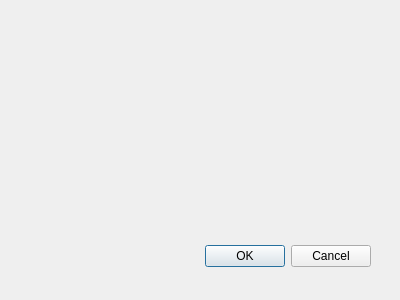
The window that src/config_ui/qt/src/config/ui/variant_edit.ui (eth-from-zero/qzy-environmental-monitoring) describes before a commit, drawn with Qt 5.
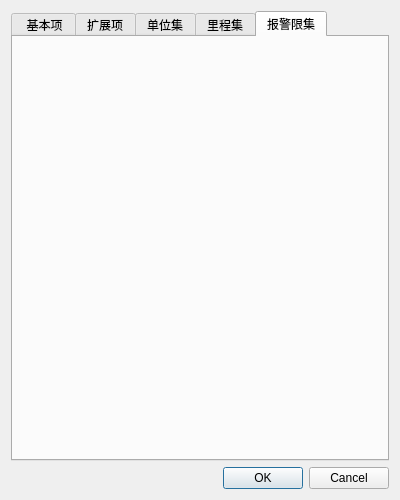
The same window after the commit.

The edit to the form file:
```diff
--- a/src/config_ui/qt/src/config/ui/variant_edit.ui
+++ b/src/config_ui/qt/src/config/ui/variant_edit.ui
@@ -7,21 +7,47 @@
     <x>0</x>
     <y>0</y>
     <width>400</width>
-    <height>300</height>
+    <height>500</height>
    </rect>
   </property>
   <property name="windowTitle">
    <string>Dialog</string>
   </property>
+  <layout class="QVBoxLayout" name="verticalLayout" stretch="6,1">
+   <item>
+    <widget class="QTabWidget" name="tw">
+     <property name="currentIndex">
+      <number>4</number>
+     </property>
+     <widget class="QWidget" name="tab_basic">
+      <attribute name="title">
+       <string> 基本项</string>
+      </attribute>
+     </widget>
+     <widget class="QWidget" name="tab_extend">
+      <attribute name="title">
+       <string>扩展项</string>
+      </attribute>
+     </widget>
+     <widget class="QWidget" name="tab_unit_set">
+      <attribute name="title">
+       <string>单位集</string>
+      </attribute>
+     </widget>
+     <widget class="QWidget" name="tab_miles_set">
+      <attribute name="title">
+       <string>里程集</string>
+      </attribute>
+     </widget>
+     <widget class="QWidget" name="tab_alarm_limits_set">
+      <attribute name="title">
+       <string>报警限集</string>
+      </attribute>
+     </widget>
+    </widget>
+   </item>
+   <item>
   <widget class="QDialogButtonBox" name="buttonBox">
-   <property name="geometry">
-    <rect>
-     <x>30</x>
-     <y>240</y>
-     <width>341</width>
-     <height>32</height>
-    </rect>
-   </property>
    <property name="orientation">
     <enum>Qt::Horizontal</enum>
    </property>
@@ -29,6 +55,8 @@
     <set>QDialogButtonBox::Cancel|QDialogButtonBox::Ok</set>
    </property>
   </widget>
+   </item>
+  </layout>
  </widget>
  <resources/>
  <connections>
```
Lines whose indentation alone changed are shown as unchanged.
